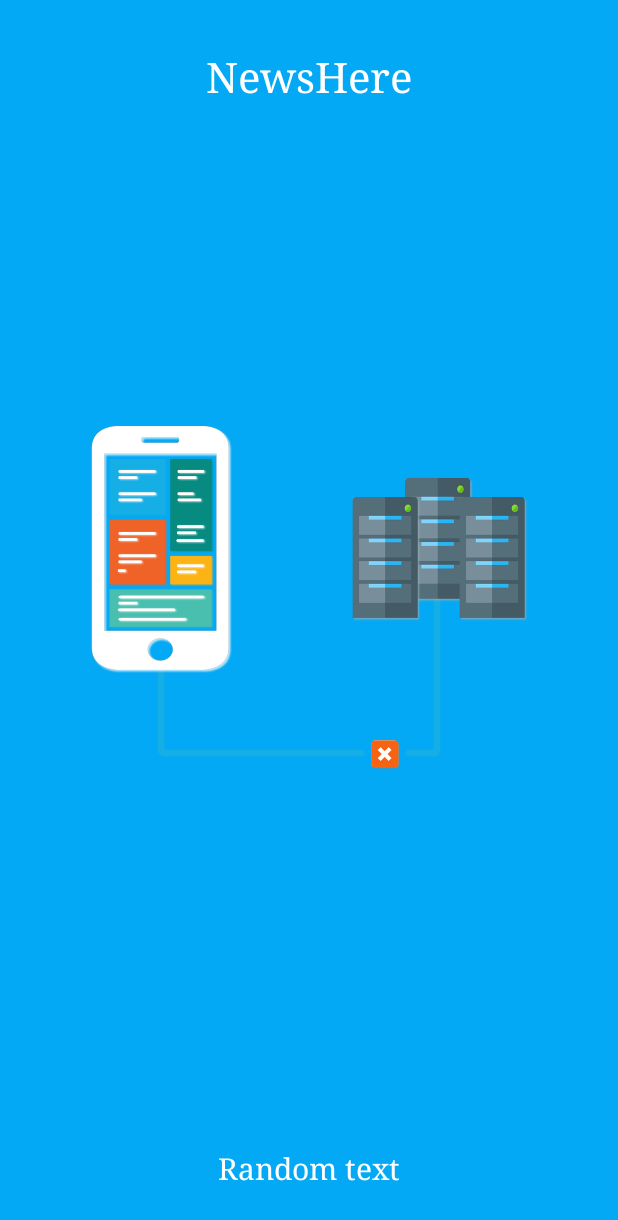
After one commit to shantanu0323/NewsHere, an Android app: the IntroActivity screen opened directly, with no data from a screen before it, on a phone screen of 412 x 824 dp. The commit adds this screen. Shown: the top 1220 px of the screen. Run offline under Robolectric (Android 15) with nearby library versions, the phone set to English and light mode, and no system bars.

Commit message:
feat: Introslider implementation initiated

```diff
--- a/app/build.gradle
+++ b/app/build.gradle
@@ -28,6 +28,7 @@ dependencies {
     implementation 'com.squareup.picasso:picasso:2.5.2'
     implementation 'com.borax12.materialdaterangepicker:library:1.9'
     implementation 'com.google.android.gms:play-services-ads:11.8.0'
+    implementation 'com.eftimoff:android-viewpager-transformers:1.0.1@aar'
 
     testImplementation 'junit:junit:4.12'
     androidTestImplementation 'com.android.support.test:runner:1.0.1'
--- a/app/src/main/AndroidManifest.xml
+++ b/app/src/main/AndroidManifest.xml
@@ -32,7 +32,10 @@
             android:name=".SearchActivity"
             android:label="@string/title_activity_search"
             android:theme="@style/AppTheme.NoActionBar"
-            android:windowSoftInputMode="adjustResize"></activity>
+            android:windowSoftInputMode="adjustResize" />
+        <activity
+            android:name=".IntroActivity"
+            android:theme="@style/AppTheme.NoActionBar" />
     </application>
 
 </manifest>
--- a/app/src/main/java/com/shaan/newshere/CategoryActivity.java
+++ b/app/src/main/java/com/shaan/newshere/CategoryActivity.java
@@ -46,6 +46,7 @@ import android.widget.Spinner;
 import android.widget.TextView;
 import android.widget.Toast;
 
+import com.eftimoff.viewpagertransformers.DrawFromBackTransformer;
 import com.google.android.gms.ads.AdListener;
 import com.google.android.gms.ads.AdRequest;
 import com.google.android.gms.ads.AdView;
@@ -350,7 +351,7 @@ public class CategoryActivity extends AppCompatActivity
 
             }
         });
-        viewPager.setPageTransformer(false, new FlipPageViewTransformer());
+        viewPager.setPageTransformer(false, new DrawFromBackTransformer());
 
 
         bPrev.setOnClickListener(new View.OnClickListener() {
--- a/app/src/main/java/com/shaan/newshere/HomeActivity.java
+++ b/app/src/main/java/com/shaan/newshere/HomeActivity.java
@@ -41,6 +41,7 @@ import android.widget.ProgressBar;
 import android.widget.Spinner;
 import android.widget.TextView;
 
+import com.eftimoff.viewpagertransformers.DrawFromBackTransformer;
 import com.google.android.gms.ads.AdListener;
 import com.google.android.gms.ads.AdRequest;
 import com.google.android.gms.ads.AdView;
@@ -335,7 +336,8 @@ public class HomeActivity extends AppCompatActivity
             startActivity(intent, compat.toBundle());
 //            finish();
         } else if (id == R.id.nav_share) {
-
+            Intent intent = new Intent(getApplicationContext(), IntroActivity.class);
+            startActivity(intent);
         } else if (id == R.id.nav_send) {
 
         }
@@ -415,7 +417,7 @@ public class HomeActivity extends AppCompatActivity
 
             }
         });
-        viewPager.setPageTransformer(false, new FlipPageViewTransformer());
+        viewPager.setPageTransformer(false, new DrawFromBackTransformer());
 
 
         bPrev.setOnClickListener(new View.OnClickListener() {
--- /dev/null
+++ b/app/src/main/java/com/shaan/newshere/IntroActivity.java
@@ -0,0 +1,26 @@
+package com.shaan.newshere;
+
+import android.os.Bundle;
+import android.support.v4.view.ViewPager;
+import android.support.v7.app.AppCompatActivity;
+
+public class IntroActivity extends AppCompatActivity {
+
+    private ViewPager mViewPager;
+
+    @Override
+    protected void onCreate(Bundle savedInstanceState) {
+        super.onCreate(savedInstanceState);
+
+        setContentView(R.layout.intro_layout);
+
+        mViewPager = (ViewPager) findViewById(R.id.viewpager);
+
+        // Set an Adapter on the ViewPager
+        mViewPager.setAdapter(new IntroAdapter(getSupportFragmentManager()));
+
+        // Set a PageTransformer
+        mViewPager.setPageTransformer(false, new IntroPageTransformer());
+    }
+
+}
--- /dev/null
+++ b/app/src/main/java/com/shaan/newshere/IntroAdapter.java
@@ -0,0 +1,29 @@
+package com.shaan.newshere;
+
+import android.graphics.Color;
+import android.support.v4.app.Fragment;
+import android.support.v4.app.FragmentManager;
+import android.support.v4.app.FragmentPagerAdapter;
+
+public class IntroAdapter extends FragmentPagerAdapter {
+
+    public IntroAdapter(FragmentManager fm) {
+        super(fm);
+    }
+
+    @Override
+    public Fragment getItem(int position) {
+        switch (position) {
+            case 0:
+                return IntroFragment.newInstance(Color.parseColor("#03A9F4"), position); // blue
+            default:
+                return IntroFragment.newInstance(Color.parseColor("#4CAF50"), position); // green
+        }
+    }
+
+    @Override
+    public int getCount() {
+        return 2;
+    }
+
+}
--- /dev/null
+++ b/app/src/main/java/com/shaan/newshere/IntroFragment.java
@@ -0,0 +1,69 @@
+package com.shaan.newshere;
+
+import android.os.Bundle;
+import android.support.v4.app.Fragment;
+import android.view.LayoutInflater;
+import android.view.View;
+import android.view.ViewGroup;
+
+public class IntroFragment extends Fragment {
+
+    private static final String BACKGROUND_COLOR = "backgroundColor";
+    private static final String PAGE = "page";
+
+    private int mBackgroundColor, mPage;
+
+    public static IntroFragment newInstance(int backgroundColor, int page) {
+        IntroFragment frag = new IntroFragment();
+        Bundle b = new Bundle();
+        b.putInt(BACKGROUND_COLOR, backgroundColor);
+        b.putInt(PAGE, page);
+        frag.setArguments(b);
+        return frag;
+    }
+
+    @Override
+    public void onCreate(Bundle savedInstanceState) {
+        super.onCreate(savedInstanceState);
+
+        if (!getArguments().containsKey(BACKGROUND_COLOR))
+            throw new RuntimeException("Fragment must contain a \"" + BACKGROUND_COLOR + "\" argument!");
+        mBackgroundColor = getArguments().getInt(BACKGROUND_COLOR);
+
+        if (!getArguments().containsKey(PAGE))
+            throw new RuntimeException("Fragment must contain a \"" + PAGE + "\" argument!");
+        mPage = getArguments().getInt(PAGE);
+    }
+
+    @Override
+    public View onCreateView(LayoutInflater inflater, ViewGroup container, Bundle savedInstanceState) {
+
+        // Select a layout based on the current page
+        int layoutResId;
+        switch (mPage) {
+            case 0:
+                layoutResId = R.layout.intro_fragment_layout_1;
+                break;
+            default:
+                layoutResId = R.layout.intro_fragment_layout_2;
+        }
+
+        // Inflate the layout resource file
+        View view = getActivity().getLayoutInflater().inflate(layoutResId, container, false);
+
+        // Set the current page index as the View's tag (useful in the PageTransformer)
+        view.setTag(mPage);
+
+        return view;
+    }
+
+    @Override
+    public void onViewCreated(View view, Bundle savedInstanceState) {
+        super.onViewCreated(view, savedInstanceState);
+
+        // Set the background color of the root view to the color specified in newInstance()
+        View background = view.findViewById(R.id.intro_background);
+        background.setBackgroundColor(mBackgroundColor);
+    }
+
+}
--- /dev/null
+++ b/app/src/main/java/com/shaan/newshere/IntroPageTransformer.java
@@ -0,0 +1,80 @@
+package com.shaan.newshere;
+
+import android.support.v4.view.ViewPager;
+import android.view.View;
+
+public class IntroPageTransformer implements ViewPager.PageTransformer {
+
+    @Override
+    public void transformPage(View page, float position) {
+
+        // Get the page index from the tag. This makes
+        // it possible to know which page index you're
+        // currently transforming - and that can be used
+        // to make some important performance improvements.
+        int pagePosition = (int) page.getTag();
+
+        // Here you can do all kinds of stuff, like get the
+        // width of the page and perform calculations based
+        // on how far the user has swiped the page.
+        int pageWidth = page.getWidth();
+        float pageWidthTimesPosition = pageWidth * position;
+        float absPosition = Math.abs(position);
+
+        // Now it's time for the effects
+        if (position <= -1.0f || position >= 1.0f) {
+
+            // The page is not visible. This is a good place to stop
+            // any potential work / animations you may have running.
+
+        } else if (position == 0.0f) {
+
+            // The page is selected. This is a good time to reset Views
+            // after animations as you can't always count on the PageTransformer
+            // callbacks to match up perfectly.
+
+        } else {
+
+            // The page is currently being scrolled / swiped. This is
+            // a good place to show animations that react to the user's
+            // swiping as it provides a good user experience.
+
+            // Let's start by animating the title.
+            // We want it to fade as it scrolls out
+            View title = page.findViewById(R.id.title);
+            title.setAlpha(1.0f - absPosition);
+
+            // Now the description. We also want this one to
+            // fade, but the animation should also slowly move
+            // down and out of the screen
+            View description = page.findViewById(R.id.description);
+            description.setTranslationY(-pageWidthTimesPosition / 2f);
+            description.setAlpha(1.0f - absPosition);
+
+            // Now, we want the image to move to the right,
+            // i.e. in the opposite direction of the rest of the
+            // content while fading out
+            View computer = page.findViewById(R.id.computer);
+
+            // We're attempting to create an effect for a View
+            // specific to one of the pages in our ViewPager.
+            // In other words, we need to check that we're on
+            // the correct page and that the View in question
+            // isn't null.
+            if (pagePosition == 0 && computer != null) {
+                computer.setAlpha(1.0f - absPosition);
+                computer.setTranslationX(-pageWidthTimesPosition * 1.5f);
+            }
+
+            // Finally, it can be useful to know the direction
+            // of the user's swipe - if we're entering or exiting.
+            // This is quite simple:
+            if (position < 0) {
+                // Create your out animation here
+            } else {
+                // Create your in animation here
+            }
+        }
+    }
+
+}
--- a/app/src/main/java/com/shaan/newshere/SearchActivity.java
+++ b/app/src/main/java/com/shaan/newshere/SearchActivity.java
@@ -50,6 +50,7 @@ import android.widget.RadioGroup;
 import android.widget.TextView;
 import android.widget.Toast;
 
+import com.eftimoff.viewpagertransformers.DrawFromBackTransformer;
 import com.google.android.gms.ads.AdListener;
 import com.google.android.gms.ads.AdRequest;
 import com.google.android.gms.ads.AdView;
@@ -417,7 +418,7 @@ public class SearchActivity extends AppCompatActivity
 
             }
         });
-        viewPager.setPageTransformer(false, new FlipPageViewTransformer());
+        viewPager.setPageTransformer(false, new DrawFromBackTransformer());
 
 
         bPrev.setOnClickListener(new View.OnClickListener() {
--- a/app/src/main/res/layout/app_bar_category.xml
+++ b/app/src/main/res/layout/app_bar_category.xml
@@ -101,8 +101,10 @@
     <ProgressBar
         android:id="@+id/loading_indicator"
         style="@style/Widget.AppCompat.ProgressBar"
-        android:layout_width="wrap_content"
-        android:layout_height="wrap_content"
+        android:layout_width="match_parent"
+        android:layout_height="match_parent"
+        android:padding="160dp"
+        android:background="#c8000000"
         android:layout_centerInParent="true"
         android:layout_gravity="center" />
 </android.support.design.widget.CoordinatorLayout>
--- a/app/src/main/res/layout/app_bar_search.xml
+++ b/app/src/main/res/layout/app_bar_search.xml
@@ -40,8 +40,10 @@
     <ProgressBar
         android:id="@+id/loading_indicator"
         style="@style/Widget.AppCompat.ProgressBar"
-        android:layout_width="wrap_content"
-        android:layout_height="wrap_content"
+        android:layout_width="match_parent"
+        android:layout_height="match_parent"
+        android:padding="160dp"
+        android:background="#c8000000"
         android:layout_centerInParent="true"
         android:layout_gravity="center"
         android:visibility="invisible" />
--- /dev/null
+++ b/app/src/main/res/layout/intro_fragment_layout_1.xml
@@ -0,0 +1,48 @@
+<?xml version="1.0" encoding="utf-8"?>
+<FrameLayout xmlns:android="http://schemas.android.com/apk/res/android"
+    android:id="@+id/intro_background"
+    android:layout_width="match_parent"
+    android:layout_height="match_parent">
+
+    <FrameLayout
+        android:layout_width="match_parent"
+        android:layout_height="match_parent">
+
+        <TextView
+            android:id="@+id/title"
+            android:layout_width="wrap_content"
+            android:layout_height="wrap_content"
+            android:text="@string/app_name"
+            android:gravity="center"
+            android:textColor="@android:color/white"
+            android:layout_gravity="top|center"
+            android:layout_marginLeft="32dp"
+            android:layout_marginRight="32dp"
+            android:layout_marginTop="32dp"
+            android:textSize="28sp"/>
+
+        <ImageView
+            android:id="@+id/computer"
+            android:layout_width="wrap_content"
+            android:layout_height="wrap_content"
+            android:layout_gravity="center"
+            android:src="@drawable/error"
+            android:padding="50dp"/>
+
+        <TextView
+            android:id="@+id/description"
+            android:layout_width="wrap_content"
+            android:layout_height="wrap_content"
+            android:text="@string/random_text"
+            android:gravity="center"
+            android:textColor="@android:color/white"
+            android:layout_gravity="bottom|center"
+            android:maxEms="18"
+            android:layout_marginLeft="32dp"
+            android:layout_marginRight="32dp"
+            android:layout_marginBottom="32dp"
+            android:textSize="20sp"/>
+
+    </FrameLayout>
+
+</FrameLayout>
--- /dev/null
+++ b/app/src/main/res/layout/intro_layout.xml
@@ -0,0 +1,5 @@
+<?xml version="1.0" encoding="utf-8"?>
+<android.support.v4.view.ViewPager xmlns:android="http://schemas.android.com/apk/res/android"
+    android:id="@+id/viewpager"
+    android:layout_width="match_parent"
+    android:layout_height="match_parent" />
```
Also changed, not shown: app/src/main/res/layout/app_bar_home.xml (+5 -2 lines), app/src/main/res/layout/intro_fragment_layout_2.xml (added, +48 -0 lines).
